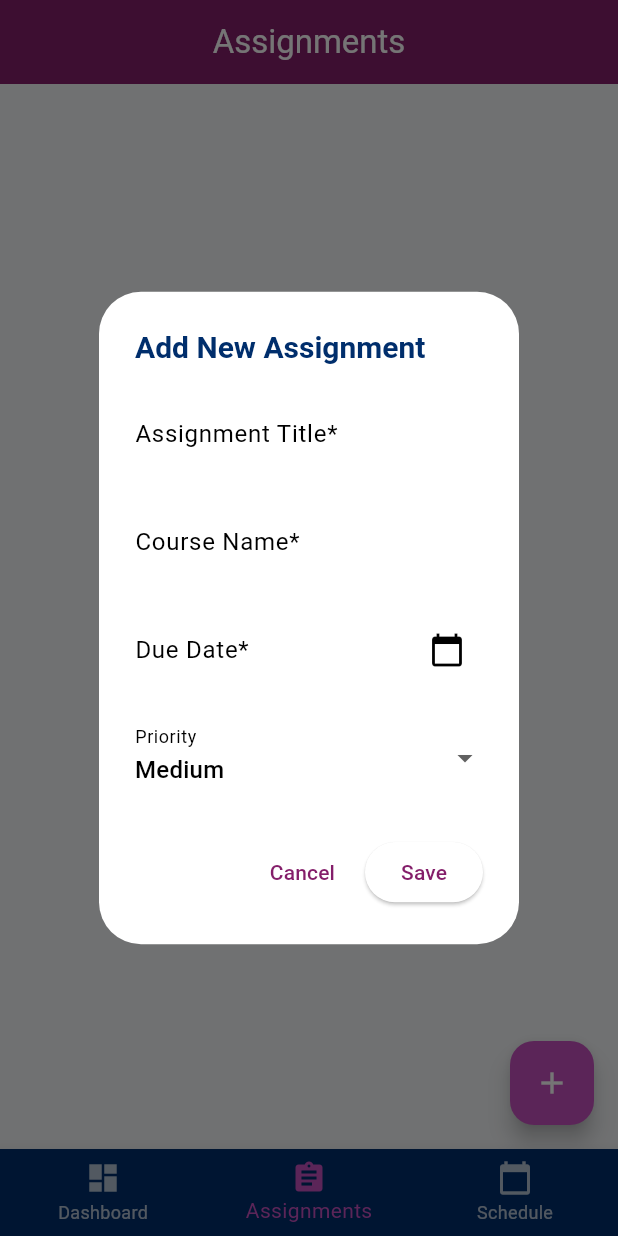
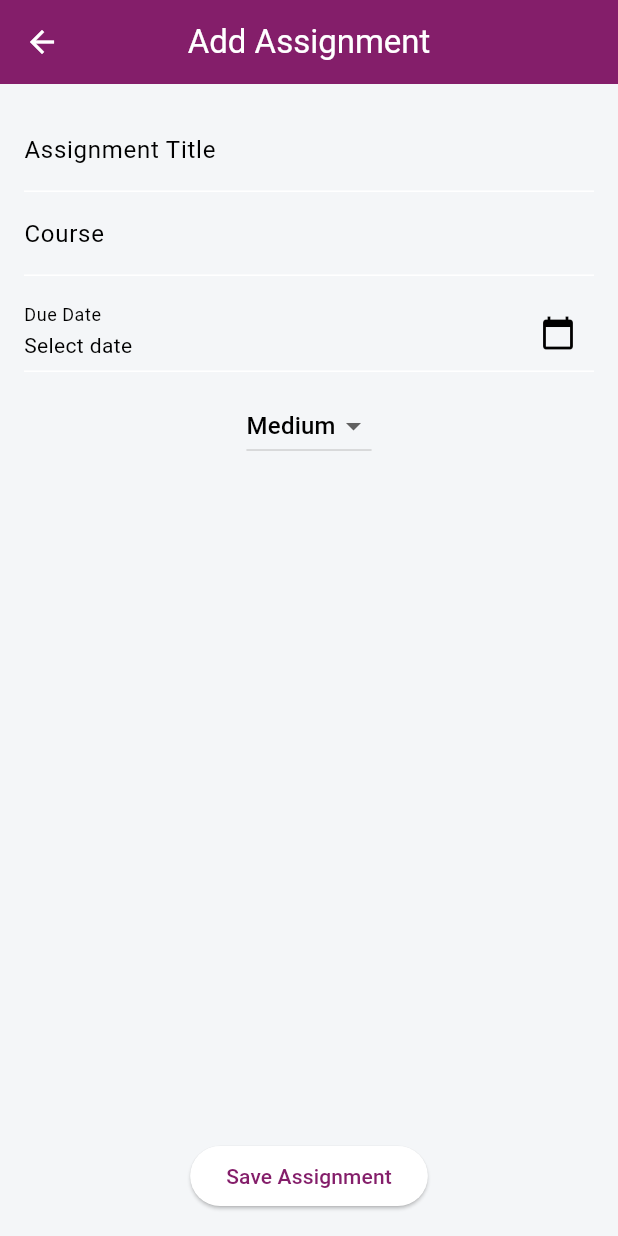
Before and after one commit to bienvenudev/student_academic_assistant, a Flutter app: the screen it shows after launch, item 2 of the bottom bar chosen, after a tap on the "add" icon, on a phone screen of 412 x 824 dp. Run offline on Flutter 3.47's test engine with Material 3 defaults, Android fonts, the phone set to English and light mode, and no system bars; our stand-ins replace shared_preferences.

Commit message:
Modify assignments_screen.dart
Replaced the _showAssignmentDialog() method (currently shows a dialog) with a method that navigates to  new screen and Then update all the places that call _showAssignmentDialog() to call this new method instead

```diff
--- a/lib/screens/assignments_screen.dart
+++ b/lib/screens/assignments_screen.dart
@@ -3,6 +3,7 @@ import 'package:intl/intl.dart';
 import 'package:student_academic_assistant/models/assignment.dart';
 import 'package:student_academic_assistant/utils/constants.dart';
 import 'package:student_academic_assistant/services/storage_service.dart';
+import 'package:student_academic_assistant/screens/add_assignment_screen.dart';
 
 class AssignmentsScreen extends StatefulWidget {
   final List<Assignment> assignments;
@@ -19,156 +20,45 @@ class AssignmentsScreen extends StatefulWidget {
 }
 
 class _AssignmentsScreenState extends State<AssignmentsScreen> {
-  final TextEditingController _titleController = TextEditingController();
-  final TextEditingController _courseController = TextEditingController();
-  DateTime? _selectedDueDate;
-  String _selectedPriority = 'Medium';
-  String? _editingAssignmentId;
-
-  @override
-  void initState() {
-    super.initState();
-  }
-
   void _sortAssignments() {
     widget.assignments.sort((a, b) {
       if (!a.isCompleted && b.isCompleted) return -1;
       if (a.isCompleted && !b.isCompleted) return 1;
-
       if (!a.isCompleted && a.isOverdue() && !b.isOverdue()) return -1;
       if (!a.isCompleted && !a.isOverdue() && b.isOverdue()) return 1;
-
       return a.dueDate.compareTo(b.dueDate);
     });
   }
 
-  Future<void> _showAssignmentDialog({Assignment? assignmentToEdit}) async {
-    if (assignmentToEdit != null) {
-      _editingAssignmentId = assignmentToEdit.id;
-      _titleController.text = assignmentToEdit.title;
-      _courseController.text = assignmentToEdit.course;
-      _selectedDueDate = assignmentToEdit.dueDate;
-      _selectedPriority = assignmentToEdit.priority.isNotEmpty
-          ? assignmentToEdit.priority
-          : 'Medium';
-    } else {
-      _clearForm();
-    }
-
-    await showDialog(
-      context: context,
-      builder: (context) => StatefulBuilder(
-        builder: (context, setStateDialog) => AlertDialog(
-          title: Text(
-            assignmentToEdit != null ? 'Edit Assignment' : 'Add New Assignment',
-            style: AppTextStyles.heading2,
-          ),
-          content: SingleChildScrollView(
-            child: Column(
-              children: [
-                TextField(
-                  controller: _titleController,
-                  decoration: const InputDecoration(
-                    labelText: 'Assignment Title*',
-                  ),
-                ),
-                const SizedBox(height: 16),
-                TextField(
-                  controller: _courseController,
-                  decoration: const InputDecoration(labelText: 'Course Name*'),
-                ),
-                const SizedBox(height: 16),
-                TextField(
-                  readOnly: true,
-                  controller: TextEditingController(
-                    text: _selectedDueDate == null
-                        ? ''
-                        : DateFormat('MMM d, yyyy').format(_selectedDueDate!),
-                  ),
-                  decoration: const InputDecoration(
-                    labelText: 'Due Date*',
-                    suffixIcon: Icon(Icons.calendar_today),
-                    hintText: 'Select Due Date',
-                  ),
-                  onTap: () async {
-                    final picked = await showDatePicker(
-                      context: context,
-                      initialDate: _selectedDueDate ?? DateTime.now(),
-                      firstDate: DateTime(2000),
-                      lastDate: DateTime.now().add(const Duration(days: 365)),
-                    );
-                    if (picked != null) {
-                      setStateDialog(() => _selectedDueDate = picked);
-                    }
-                  },
-                ),
-                const SizedBox(height: 16),
-                DropdownButtonFormField<String>(
-                  value: _selectedPriority,
-                  items: priorityLevels
-                      .map((p) => DropdownMenuItem(value: p, child: Text(p)))
-                      .toList(),
-                  onChanged: (value) =>
-                      setStateDialog(() => _selectedPriority = value!),
-                  decoration: const InputDecoration(labelText: 'Priority'),
-                ),
-              ],
-            ),
-          ),
-          actions: [
-            TextButton(
-              onPressed: () {
-                _clearForm();
-                Navigator.pop(context);
-              },
-              child: const Text('Cancel'),
-            ),
-            ElevatedButton(
-              onPressed: _validateAndSaveAssignment,
-              child: const Text('Save'),
-            ),
-          ],
-        ),
+  Future<void> _navigateToAddAssignment({
+    Assignment? assignmentToEdit,
+  }) async {
+    final result = await Navigator.push(
+      context,
+      MaterialPageRoute(
+        builder: (context) =>
+            AddAssignmentScreen(assignmentToEdit: assignmentToEdit),
       ),
     );
-    _clearForm();
-  }
 
-  void _validateAndSaveAssignment() async {
-    final title = _titleController.text.trim();
-    final course = _courseController.text.trim();
+    if (result != null && result is Assignment) {
+      setState(() {
+        if (assignmentToEdit != null) {
+          final index = widget.assignments.indexWhere(
+            (a) => a.id == assignmentToEdit.id,
+          );
+          if (index != -1) {
+            widget.assignments[index] = result;
+          }
+        } else {
+          widget.assignments.add(result);
+        }
+        _sortAssignments();
+      });
 
-    if (title.isEmpty || course.isEmpty || _selectedDueDate == null) {
-      _showErrorSnackbar('All required fields must be filled');
-      return;
+      await StorageService().saveAssignments(widget.assignments);
+      widget.onAssignmentsChanged?.call();
     }
-
-    final assignment = Assignment(
-      id:
-          _editingAssignmentId ??
-          DateTime.now().millisecondsSinceEpoch.toString(),
-      title: title,
-      course: course,
-      dueDate: _selectedDueDate!,
-      priority: _selectedPriority,
-    );
-
-    setState(() {
-      if (_editingAssignmentId != null) {
-        final index = widget.assignments.indexWhere(
-          (a) => a.id == _editingAssignmentId,
-        );
-        if (index != -1) widget.assignments[index] = assignment;
-      } else {
-        widget.assignments.add(assignment);
-      }
-      _sortAssignments();
-    });
-
-    await StorageService().saveAssignments(widget.assignments);
-    widget.onAssignmentsChanged?.call();
-    _clearForm();
-    Navigator.pop(context);
   }
 
   void _toggleAssignmentCompletion(String id) async {
@@ -216,20 +106,6 @@ class _AssignmentsScreenState extends State<AssignmentsScreen> {
     widget.onAssignmentsChanged?.call();
   }
 
-  void _clearForm() {
-    _titleController.clear();
-    _courseController.clear();
-    _selectedDueDate = null;
-    _selectedPriority = 'Medium';
-    _editingAssignmentId = null;
-  }
-
-  void _showErrorSnackbar(String msg) {
-    ScaffoldMessenger.of(context).showSnackBar(
-      SnackBar(content: Text(msg), backgroundColor: AppColors.warningRed),
-    );
-  }
-
   Color _priorityColor(String priority) {
     switch (priority) {
       case 'High':
@@ -256,7 +132,7 @@ class _AssignmentsScreenState extends State<AssignmentsScreen> {
                 return ListTile(
                   leading: Checkbox(
                     value: assignment.isCompleted,
-                    onChanged: (value) =>
+                    onChanged: (_) =>
                         _toggleAssignmentCompletion(assignment.id),
                   ),
                   title: Row(
@@ -265,8 +141,7 @@ class _AssignmentsScreenState extends State<AssignmentsScreen> {
                         child: Text(
                           assignment.title,
                           style: TextStyle(
-                            color:
-                                assignment.isOverdue() &&
+                            color: assignment.isOverdue() &&
                                     !assignment.isCompleted
                                 ? AppColors.warningRed
                                 : null,
@@ -278,9 +153,7 @@ class _AssignmentsScreenState extends State<AssignmentsScreen> {
                       ),
                       Container(
                         padding: const EdgeInsets.symmetric(
-                          horizontal: 6,
-                          vertical: 2,
-                        ),
+                            horizontal: 6, vertical: 2),
                         decoration: BoxDecoration(
                           color: _priorityColor(assignment.priority),
                           borderRadius: BorderRadius.circular(4),
@@ -288,9 +161,7 @@ class _AssignmentsScreenState extends State<AssignmentsScreen> {
                         child: Text(
                           assignment.priority,
                           style: const TextStyle(
-                            color: Colors.white,
-                            fontSize: 12,
-                          ),
+                              color: Colors.white, fontSize: 12),
                         ),
                       ),
                     ],
@@ -298,26 +169,21 @@ class _AssignmentsScreenState extends State<AssignmentsScreen> {
                   subtitle: Text(
                     '${assignment.course} • ${DateFormat('MMM d').format(assignment.dueDate)}',
                   ),
-                  onTap: () =>
-                      _showAssignmentDialog(assignmentToEdit: assignment),
+                  onTap: () => _navigateToAddAssignment(
+                    assignmentToEdit: assignment,
+                  ),
                   trailing: IconButton(
-                    icon: const Icon(Icons.delete, color: AppColors.warningRed),
+                    icon: const Icon(Icons.delete,
+                        color: AppColors.warningRed),
                     onPressed: () => _confirmDelete(assignment.id),
                   ),
                 );
               },
             ),
       floatingActionButton: FloatingActionButton(
-        onPressed: () => _showAssignmentDialog(),
+        onPressed: () => _navigateToAddAssignment(),
         child: const Icon(Icons.add),
       ),
     );
   }
-
-  @override
-  void dispose() {
-    _titleController.dispose();
-    _courseController.dispose();
-    super.dispose();
-  }
 }
```
